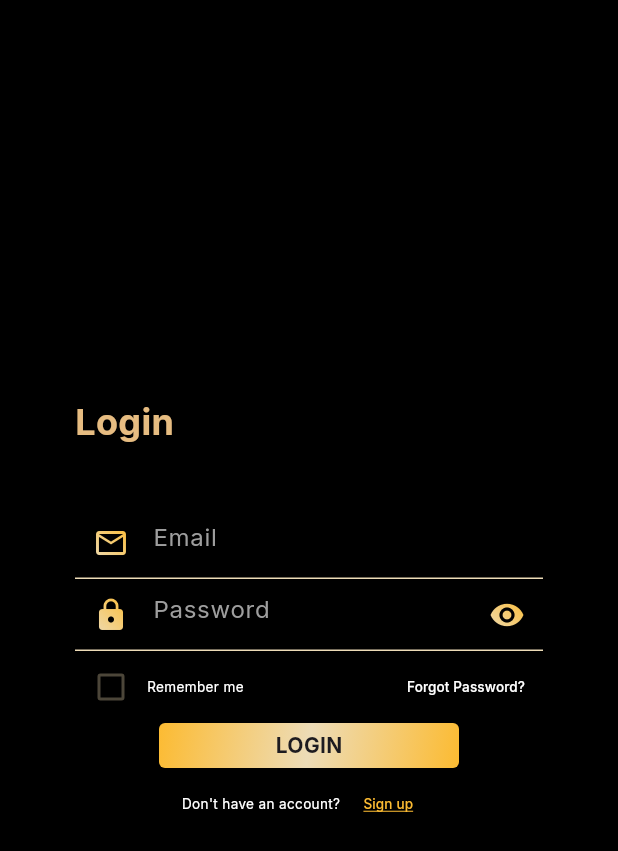
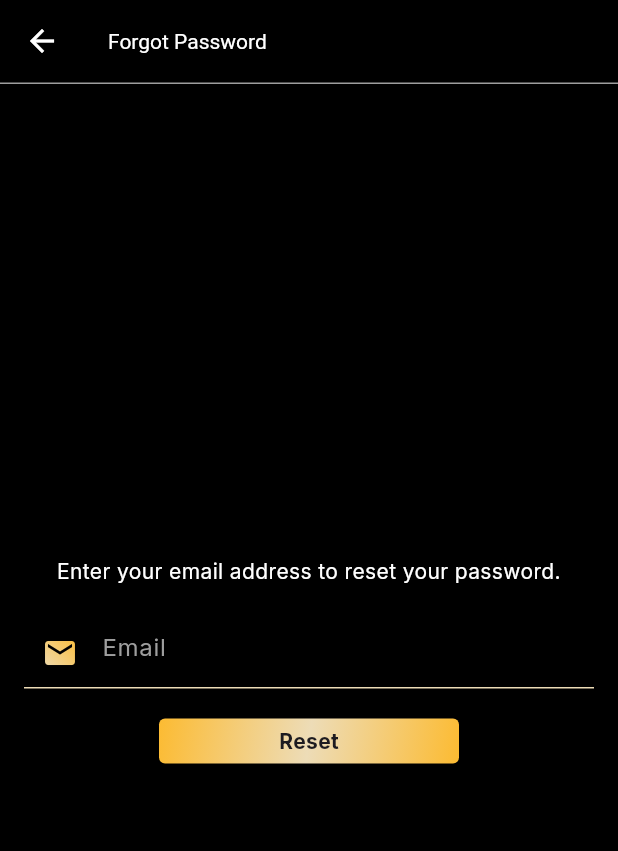
Before and after one commit to HaiderNaqvi1435/Smart-Sensors, a Flutter app: the screen it shows after launch, after a tap on "Forgot Password?", on a phone screen of 412 x 824 dp. Shown: the top 851 px of the screen. Run offline on Flutter 3.47's test engine with Material 3 defaults, Android fonts, the phone set to English and light mode, and no system bars; our stand-ins replace cloud_firestore, firebase_auth, firebase_core, flutter_blue_plus, fluttertoast, get and 2 more; accounts and stored records are empty.

Commit message:
Reset Password View Added

```diff
--- a/lib/res/routes/routes.dart
+++ b/lib/res/routes/routes.dart
@@ -1,5 +1,6 @@
 import 'package:smart_sensors/res/routes/routes_name.dart';
 import 'package:smart_sensors/views/my_devices_view/my_devices_view.dart';
+import 'package:smart_sensors/views/reset_password_view/reset_password_view.dart';
 import 'package:smart_sensors/views/scan_view/scan_view.dart';
 import 'package:smart_sensors/views/sign_up_view/sign_up_view.dart';
 import 'package:get/get.dart';
@@ -29,6 +30,12 @@ class AppRoutes {
           transitionDuration: const Duration(milliseconds: 250),
           transition: Transition.leftToRightWithFade,
         ),
+         GetPage(
+          name: RouteName.resetPasswordView,
+          page: () => const ResetPasswordView(),
+          transitionDuration: const Duration(milliseconds: 250),
+          transition: Transition.leftToRightWithFade,
+        ),
         GetPage(
           name: RouteName.homeView,
           page: () => const HomeView(),
--- a/lib/res/routes/routes_name.dart
+++ b/lib/res/routes/routes_name.dart
@@ -1,6 +1,7 @@
 class RouteName {
   static const String homeView = '/';
   static const String verifyEmailView = '/verify_email_view';
+  static const String resetPasswordView = '/reset_password_view';
   static const String signUpView = '/sign_up_view';
   static const String loginView = '/login_view';
   static const String scanView = '/scan_view';
--- a/lib/view_models/controller/auth__controller/auth__controller.dart
+++ b/lib/view_models/controller/auth__controller/auth__controller.dart
@@ -20,6 +20,7 @@ class AuthController extends GetxController {
   }
 
   final emailController = TextEditingController().obs;
+  final resetemailController = TextEditingController().obs;
   final passwordController = TextEditingController().obs;
   RxBool obscureText = true.obs;
   RxBool isChecked = false.obs;
@@ -51,7 +52,10 @@ class AuthController extends GetxController {
         // Update the UI to show a message to check their email
       }
     } catch (e) {
-      Utils.toastMessage("Something went wrong!");
+      if (kDebugMode) {
+        print("Error messge${e}");
+      }
+      Utils.toastMessage("Something went wrong. Try again!");
 
       // Handle errors
     }
@@ -99,6 +103,18 @@ class AuthController extends GetxController {
     }
   }
 
+  void sendPasswordResetEmail(String email) async {
+    try {
+      await _auth.sendPasswordResetEmail(email: email);
+      Utils.toastMessage('A password reset link has been sent to your email.');
 
+      // Show a message to the user that the email has been sent
+    } catch (e) {
+      Utils.toastMessage(
+          'An error occurred while sending the password reset link.');
+
+      // If there is an error, display it to the user
+    }
+  }
   // AuthServices authServices = AuthServices();
 }
--- a/lib/views/login_view/login_view.dart
+++ b/lib/views/login_view/login_view.dart
@@ -9,6 +9,7 @@ import '../../res/components/have_account_widget/have_account_widget.dart';
 import '../../res/components/large_button/large_button.dart';
 import '../../res/components/textfield_widget/textfield_widget.dart';
 import '../../res/components/title_text_widget/title_text_widget.dart';
+import '../../utils/utils.dart';
 
 class LoginView extends StatefulWidget {
   const LoginView({super.key});
@@ -68,7 +69,9 @@ class _LoginViewState extends State<LoginView> {
                     ],
                   ),
                   TextButton(
-                    onPressed: () {},
+                    onPressed: () {
+                      Get.toNamed(RouteName.resetPasswordView);
+                    },
                     child: const DefaultText(
                         text: 'Forgot Password?', fontSize: 9),
                   ),
@@ -77,8 +80,13 @@ class _LoginViewState extends State<LoginView> {
               LargeButton(
                 title: "LOGIN",
                 onPressed: () async {
-                  loginVM.loginUser(loginVM.emailController.value.text,
-                      loginVM.passwordController.value.text);
+                  if (!loginVM.resetemailController.value.text.isEmail) {
+                    Utils.toastMessage("Check your email");
+                    // Call the AuthController to send the password reset email
+                  } else {
+                    loginVM.loginUser(loginVM.emailController.value.text,
+                        loginVM.passwordController.value.text);
+                  }
                 },
               ),
               HaveAccountWidget(
--- /dev/null
+++ b/lib/views/reset_password_view/reset_password_view.dart
@@ -0,0 +1,64 @@
+import 'package:flutter/material.dart';
+import 'package:get/get.dart';
+import 'package:smart_sensors/res/components/large_button/large_button.dart';
+import 'package:smart_sensors/res/components/textfield_widget/textfield_widget.dart';
+import 'package:smart_sensors/utils/utils.dart';
+
+import '../../res/colors/app_colors/app_colors.dart';
+import '../../res/components/custom_divider/custom_divider.dart';
+import '../../view_models/controller/auth__controller/auth__controller.dart';
+
+class ResetPasswordView extends StatefulWidget {
+  const ResetPasswordView({super.key});
+
+  @override
+  State<ResetPasswordView> createState() => _ResetPasswordViewState();
+}
+
+class _ResetPasswordViewState extends State<ResetPasswordView> {
+  final authController = Get.put(AuthController());
+
+  @override
+  Widget build(BuildContext context) {
+    return Scaffold(
+      appBar: AppBar(
+        title: const Text('Forgot Password'),
+        iconTheme: const IconThemeData(color: AppColors.whiteColor),
+        titleTextStyle: const TextStyle(color: AppColors.whiteColor),
+        backgroundColor: Colors.transparent,
+        bottom: const CustomDivider(),
+      ),
+      body: Padding(
+        padding: const EdgeInsets.all(16.0),
+        child: Column(
+          mainAxisAlignment: MainAxisAlignment.center,
+          children: <Widget>[
+            const Text(
+              'Enter your email address to reset your password.',
+              textAlign: TextAlign.center,
+              style: TextStyle(color: AppColors.whiteColor),
+            ),
+            const SizedBox(height: 20),
+            TextFieldWidget(
+              controller: authController.resetemailController.value,
+              hintText: 'Email',
+              prefixIcon: Icons.email,
+            ),
+            const SizedBox(height: 20),
+            LargeButton(
+                onPressed: () {
+                  if (!authController.resetemailController.value.text.isEmail) {
+                    Utils.toastMessage("Check your email");
+                    // Call the AuthController to send the password reset email
+                  } else {
+                    authController.sendPasswordResetEmail(
+                        authController.resetemailController.value.text);
+                  }
+                },
+                title: "Reset")
+          ],
+        ),
+      ),
+    );
+  }
+}
--- a/lib/views/sign_up_view/sign_up_view.dart
+++ b/lib/views/sign_up_view/sign_up_view.dart
@@ -108,7 +108,7 @@ class _SignUpViewState extends State<SignUpView> {
                     title: "SIGNUP",
                     onPressed: () {
                       if (signUpVM.passwordController.value.text ==
-                          signUpVM.confirmpasswordController.value.text) {
+                          signUpVM.confirmpasswordController.value.text && signUpVM.emailController.value.text.isEmail) {
                         signUpVM.signUp();
                       } else {
                         Utils.toastMessage("Password not Matched");
```
